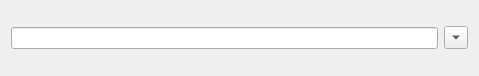
Old version of the form src/ui/SearchBar.ui in the repository agateau/lovi.
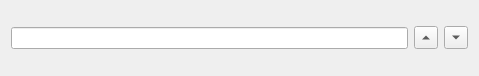
New version of the form.

Commit message: Add "previous" search button

```diff
--- a/src/ui/SearchBar.ui
+++ b/src/ui/SearchBar.ui
@@ -17,6 +17,13 @@
    <item>
     <widget class="QLineEdit" name="lineEdit"/>
    </item>
+   <item>
+    <widget class="QToolButton" name="previousButton">
+     <property name="arrowType">
+      <enum>Qt::UpArrow</enum>
+     </property>
+    </widget>
+   </item>
    <item>
     <widget class="QToolButton" name="nextButton">
      <property name="arrowType">
```
Left out of the diff: 2 changed lines with no effect on the pictures. The commit also changes 3 other files.
